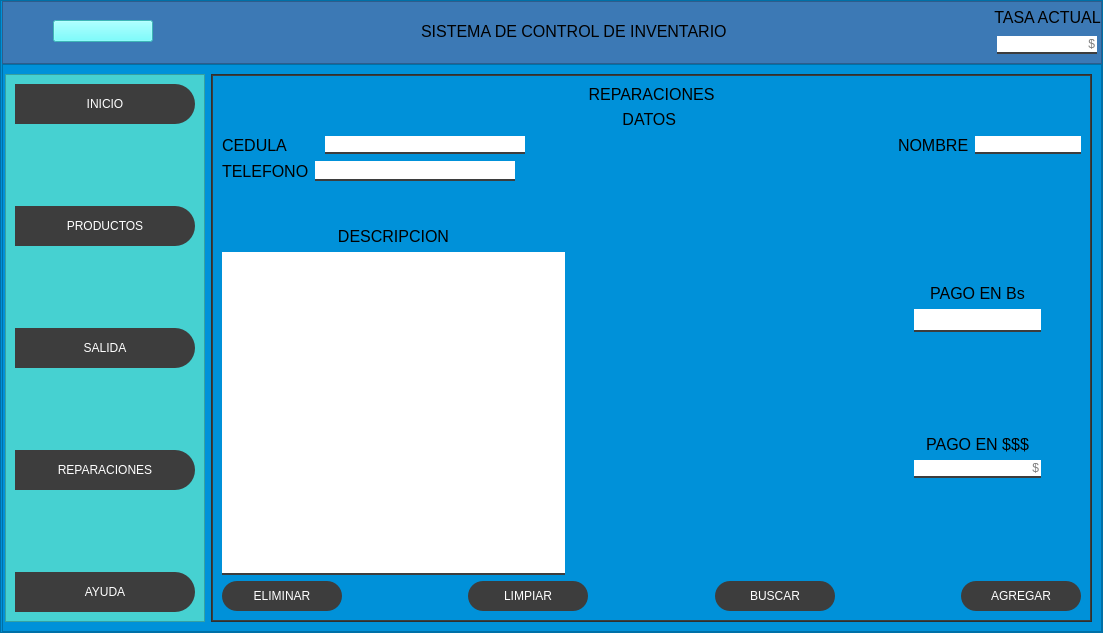
washipash/tesita, file inventario/qt/invUI.ui: the form before one commit.
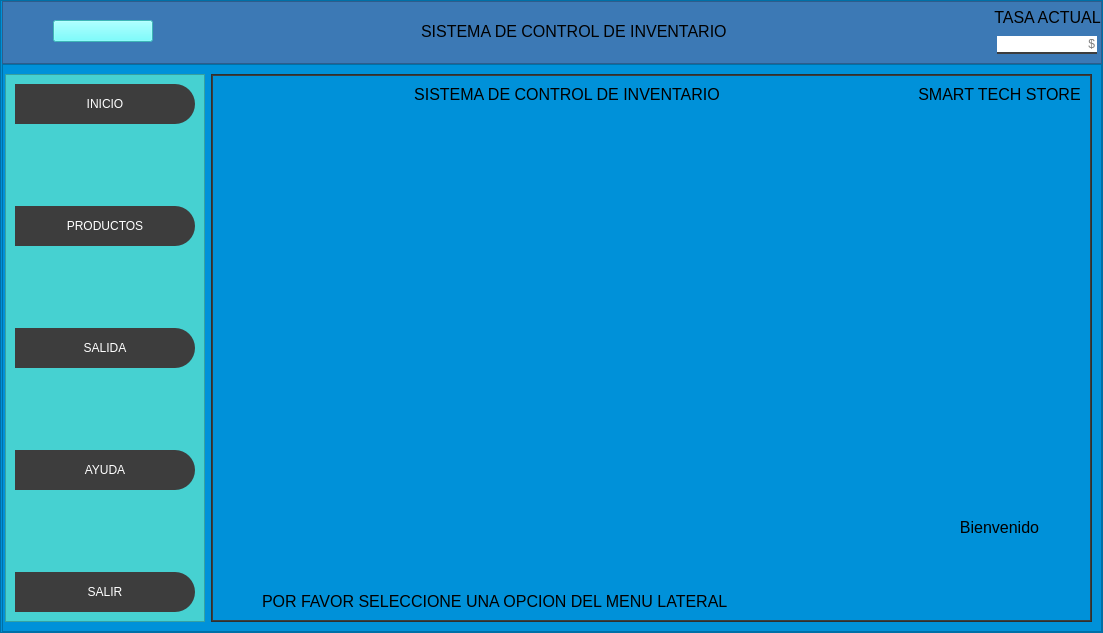
The form after the commit. The open tabs and pages were chosen to show the change. Icons and pictures are not drawn.

Diff of the .ui file:
```diff
--- a/inventario/qt/invUI.ui
+++ b/inventario/qt/invUI.ui
@@ -426,7 +426,7 @@
                 </spacer>
                </item>
                <item>
-                <widget class="QPushButton" name="reparacion_btn">
+                <widget class="QPushButton" name="ayuda_btn">
                  <property name="minimumSize">
                   <size>
                    <width>0</width>
@@ -434,7 +434,7 @@
                   </size>
                  </property>
                  <property name="text">
-                  <string>REPARACIONES</string>
+                  <string>AYUDA</string>
                  </property>
                  <property name="icon">
                   <iconset>
@@ -456,19 +456,24 @@
                 </spacer>
                </item>
                <item>
-                <widget class="QPushButton" name="ayuda_btn">
+                <widget class="QPushButton" name="reparacion_btn">
                  <property name="minimumSize">
                   <size>
                    <width>0</width>
                    <height>40</height>
                   </size>
                  </property>
+                 <property name="styleSheet">
+                  <string notr="true">QPushButton:hover{
+background-color: red; 
+border-top left-radius: 20px;
+ border-bottom-left-radius: 20px; 
+color: rgb(0, 0, 0);
+font: 77 10pt &quot;Arial Black&quot;;
+}</string>
+                 </property>
                  <property name="text">
-                  <string>AYUDA</string>
-                 </property>
-                 <property name="icon">
-                  <iconset>
-                   <normaloff>../recursos/img/soporte.png</normaloff>../recursos/img/soporte.png</iconset>
+                  <string>SALIR</string>
                  </property>
                 </widget>
                </item>
@@ -1788,481 +1793,6 @@
                  </item>
                 </layout>
                </widget>
-               <widget class="QWidget" name="page_reparaciones">
-                <layout class="QVBoxLayout" name="verticalLayout_20">
-                 <item>
-                  <widget class="QLabel" name="label_5">
-                   <property name="text">
-                    <string>REPARACIONES</string>
-                   </property>
-                   <property name="alignment">
-                    <set>Qt::AlignCenter</set>
-                   </property>
-                  </widget>
-                 </item>
-                 <item>
-                  <layout class="QVBoxLayout" name="verticalLayout_18">
-                   <item>
-                    <widget class="QLabel" name="label_25">
-                     <property name="text">
-                      <string>DATOS </string>
-                     </property>
-                     <property name="alignment">
-                      <set>Qt::AlignCenter</set>
-                     </property>
-                    </widget>
-                   </item>
-                   <item>
-                    <layout class="QVBoxLayout" name="verticalLayout_17">
-                     <item>
-                      <layout class="QHBoxLayout" name="horizontalLayout_17">
-                       <item>
-                        <layout class="QHBoxLayout" name="horizontalLayout_6">
-                         <item>
-                          <widget class="QLabel" name="label_14">
-                           <property name="minimumSize">
-                            <size>
-                             <width>97</width>
-                             <height>0</height>
-                            </size>
-                           </property>
-                           <property name="text">
-                            <string>CEDULA</string>
-                           </property>
-                          </widget>
-                         </item>
-                         <item>
-                          <widget class="QLineEdit" name="ci_rep_line">
-                           <property name="minimumSize">
-                            <size>
-                             <width>200</width>
-                             <height>0</height>
-                            </size>
-                           </property>
-                           <property name="maximumSize">
-                            <size>
-                             <width>200</width>
-                             <height>16777215</height>
-                            </size>
-                           </property>
-                          </widget>
-                         </item>
-                        </layout>
-                       </item>
-                       <item>
-                        <spacer name="horizontalSpacer_30">
-                         <property name="orientation">
-                          <enum>Qt::Horizontal</enum>
-                         </property>
-                         <property name="sizeHint" stdset="0">
-                          <size>
-                           <width>40</width>
-                           <height>20</height>
-                          </size>
-                         </property>
-                        </spacer>
-                       </item>
-                       <item>
-                        <spacer name="horizontalSpacer_6">
-                         <property name="orientation">
-                          <enum>Qt::Horizontal</enum>
-                         </property>
-                         <property name="sizeHint" stdset="0">
-                          <size>
-                           <width>40</width>
-                           <height>20</height>
-                          </size>
-                         </property>
-                        </spacer>
-                       </item>
-                       <item>
-                        <layout class="QHBoxLayout" name="horizontalLayout_10">
-                         <item>
-                          <widget class="QLabel" name="label_24">
-                           <property name="text">
-                            <string>NOMBRE</string>
-                           </property>
-                          </widget>
-                         </item>
-                         <item>
-                          <widget class="QLineEdit" name="name_rep_line"/>
-                         </item>
-                        </layout>
-                       </item>
-                      </layout>
-                     </item>
-                     <item>
-                      <layout class="QHBoxLayout" name="horizontalLayout_18">
-                       <item>
-                        <layout class="QHBoxLayout" name="horizontalLayout_11">
-                         <item>
-                          <widget class="QLabel" name="label_23">
-                           <property name="text">
-                            <string>TELEFONO</string>
-                           </property>
-                          </widget>
-                         </item>
-                         <item>
-                          <widget class="QLineEdit" name="tel_line">
-                           <property name="minimumSize">
-                            <size>
-                             <width>200</width>
-                             <height>0</height>
-                            </size>
-                           </property>
-                           <property name="maximumSize">
-                            <size>
-                             <width>200</width>
-                             <height>23</height>
-                            </size>
-                           </property>
-                           <property name="layoutDirection">
-                            <enum>Qt::RightToLeft</enum>
-                           </property>
-                          </widget>
-                         </item>
-                        </layout>
-                       </item>
-                       <item>
-                        <spacer name="horizontalSpacer_29">
-                         <property name="orientation">
-                          <enum>Qt::Horizontal</enum>
-                         </property>
-                         <property name="sizeHint" stdset="0">
-                          <size>
-                           <width>40</width>
-                           <height>20</height>
-                          </size>
-                         </property>
-                        </spacer>
-                       </item>
-                       <item>
-                        <spacer name="horizontalSpacer_28">
-                         <property name="orientation">
-                          <enum>Qt::Horizontal</enum>
-                         </property>
-                         <property name="sizeHint" stdset="0">
-                          <size>
-                           <width>40</width>
-                           <height>20</height>
-                          </size>
-                         </property>
-                        </spacer>
-                       </item>
-                       <item>
-                        <layout class="QHBoxLayout" name="horizontalLayout_12"/>
-                       </item>
-                      </layout>
-                     </item>
-                    </layout>
-                   </item>
-                  </layout>
-                 </item>
-                 <item>
-                  <layout class="QHBoxLayout" name="horizontalLayout_16">
-                   <item>
-                    <layout class="QVBoxLayout" name="verticalLayout_6">
-                     <item>
-                      <spacer name="verticalSpacer_11">
-                       <property name="orientation">
-                        <enum>Qt::Vertical</enum>
-                       </property>
-                       <property name="sizeType">
-                        <enum>QSizePolicy::Fixed</enum>
-                       </property>
-                       <property name="sizeHint" stdset="0">
-                        <size>
-                         <width>20</width>
-                         <height>40</height>
-                        </size>
-                       </property>
-                      </spacer>
-                     </item>
-                     <item>
-                      <widget class="QLabel" name="label_16">
-                       <property name="text">
-                        <string>DESCRIPCION</string>
-                       </property>
-                       <property name="alignment">
-                        <set>Qt::AlignCenter</set>
-                       </property>
-                      </widget>
-                     </item>
-                     <item>
-                      <widget class="QTextEdit" name="desc_rep_text"/>
-                     </item>
-                    </layout>
-                   </item>
-                   <item>
-                    <spacer name="horizontalSpacer_35">
-                     <property name="orientation">
-                      <enum>Qt::Horizontal</enum>
-                     </property>
-                     <property name="sizeType">
-                      <enum>QSizePolicy::Expanding</enum>
-                     </property>
-                     <property name="sizeHint" stdset="0">
-                      <size>
-                       <width>40</width>
-                       <height>20</height>
-                      </size>
-                     </property>
-                    </spacer>
-                   </item>
-                   <item>
-                    <layout class="QVBoxLayout" name="verticalLayout_19">
-                     <item>
-                      <spacer name="verticalSpacer_9">
-                       <property name="orientation">
-                        <enum>Qt::Vertical</enum>
-                       </property>
-                       <property name="sizeHint" stdset="0">
-                        <size>
-                         <width>20</width>
-                         <height>40</height>
-                        </size>
-                       </property>
-                      </spacer>
-                     </item>
-                     <item>
-                      <layout class="QVBoxLayout" name="verticalLayout_14">
-                       <item>
-                        <widget class="QLabel" name="label_21">
-                         <property name="text">
-                          <string>PAGO EN Bs</string>
-                         </property>
-                         <property name="alignment">
-                          <set>Qt::AlignCenter</set>
-                         </property>
-                        </widget>
-                       </item>
-                       <item>
-                        <layout class="QHBoxLayout" name="horizontalLayout_14">
-                         <item>
-                          <widget class="QLineEdit" name="pago_line">
-                           <property name="maximumSize">
-                            <size>
-                             <width>127</width>
-                             <height>16777215</height>
-                            </size>
-                           </property>
-                           <property name="font">
-                            <font>
-                             <family>Times New Roman</family>
-                             <pointsize>12</pointsize>
-                             <weight>9</weight>
-                             <italic>false</italic>
-                             <bold>false</bold>
-                            </font>
-                           </property>
-                           <property name="maxLength">
-                            <number>32767</number>
-                           </property>
-                           <property name="alignment">
-                            <set>Qt::AlignRight|Qt::AlignTrailing|Qt::AlignVCenter</set>
-                           </property>
-                          </widget>
-                         </item>
-                        </layout>
-                       </item>
-                      </layout>
-                     </item>
-                     <item>
-                      <spacer name="verticalSpacer_8">
-                       <property name="orientation">
-                        <enum>Qt::Vertical</enum>
-                       </property>
-                       <property name="sizeHint" stdset="0">
-                        <size>
-                         <width>20</width>
-                         <height>40</height>
-                        </size>
-                       </property>
-                      </spacer>
-                     </item>
-                     <item>
-                      <layout class="QVBoxLayout" name="verticalLayout_12">
-                       <item>
-                        <widget class="QLabel" name="label_22">
-                         <property name="text">
-                          <string>PAGO EN $$$</string>
-                         </property>
-                         <property name="alignment">
-                          <set>Qt::AlignCenter</set>
-                         </property>
-                        </widget>
-                       </item>
-                       <item>
-                        <layout class="QHBoxLayout" name="horizontalLayout_15">
-                         <item>
-                          <widget class="QLineEdit" name="dolar_rep_line">
-                           <property name="maximumSize">
-                            <size>
-                             <width>127</width>
-                             <height>16777215</height>
-                            </size>
-                           </property>
-                           <property name="maxLength">
-                            <number>32767</number>
-                           </property>
-                           <property name="alignment">
-                            <set>Qt::AlignRight|Qt::AlignTrailing|Qt::AlignVCenter</set>
-                           </property>
-                           <property name="placeholderText">
-                            <string>$</string>
-                           </property>
-                          </widget>
-                         </item>
-                        </layout>
-                       </item>
-                      </layout>
-                     </item>
-                     <item>
-                      <spacer name="verticalSpacer_7">
-                       <property name="orientation">
-                        <enum>Qt::Vertical</enum>
-                       </property>
-                       <property name="sizeHint" stdset="0">
-                        <size>
-                         <width>20</width>
-                         <height>40</height>
-                        </size>
-                       </property>
-                      </spacer>
-                     </item>
-                    </layout>
-                   </item>
-                   <item>
-                    <spacer name="horizontalSpacer_18">
-                     <property name="orientation">
-                      <enum>Qt::Horizontal</enum>
-                     </property>
-                     <property name="sizeType">
-                      <enum>QSizePolicy::Fixed</enum>
-                     </property>
-                     <property name="sizeHint" stdset="0">
-                      <size>
-                       <width>40</width>
-                       <height>20</height>
-                      </size>
-                     </property>
-                    </spacer>
-                   </item>
-                  </layout>
-                 </item>
-                 <item>
-                  <layout class="QHBoxLayout" name="horizontalLayout_4">
-                   <item>
-                    <widget class="QPushButton" name="pushButton_4">
-                     <property name="minimumSize">
-                      <size>
-                       <width>120</width>
-                       <height>30</height>
-                      </size>
-                     </property>
-                     <property name="styleSheet">
-                      <string notr="true">QPushButton:hover{
-background-color: rgb(255, 27, 6);
-color: rgb(0, 0, 0);
-font: 77 10pt &quot;Arial Black&quot;;
-}
-</string>
-                     </property>
-                     <property name="text">
-                      <string>ELIMINAR</string>
-                     </property>
-                    </widget>
-                   </item>
-                   <item>
-                    <spacer name="horizontalSpacer_7">
-                     <property name="orientation">
-                      <enum>Qt::Horizontal</enum>
-                     </property>
-                     <property name="sizeHint" stdset="0">
-                      <size>
-                       <width>40</width>
-                       <height>20</height>
-                      </size>
-                     </property>
-                    </spacer>
-                   </item>
-                   <item>
-                    <widget class="QPushButton" name="pushButton">
-                     <property name="minimumSize">
-                      <size>
-                       <width>120</width>
-                       <height>30</height>
-                      </size>
-                     </property>
-                     <property name="styleSheet">
-                      <string notr="true">QPushButton:hover{
-background-color: rgb(255, 85, 0);
-color: rgb(0, 0, 0);
-font: 77 10pt &quot;Arial Black&quot;;
-}
-</string>
-                     </property>
-                     <property name="text">
-                      <string>LIMPIAR</string>
-                     </property>
-                    </widget>
-                   </item>
-                   <item>
-                    <spacer name="horizontalSpacer_20">
-                     <property name="orientation">
-                      <enum>Qt::Horizontal</enum>
-                     </property>
-                     <property name="sizeHint" stdset="0">
-                      <size>
-                       <width>40</width>
-                       <height>20</height>
-                      </size>
-                     </property>
-                    </spacer>
-                   </item>
-                   <item>
-                    <widget class="QPushButton" name="pushButton_2">
-                     <property name="minimumSize">
-                      <size>
-                       <width>120</width>
-                       <height>30</height>
-                      </size>
-                     </property>
-                     <property name="text">
-                      <string>BUSCAR</string>
-                     </property>
-                    </widget>
-                   </item>
-                   <item>
-                    <spacer name="horizontalSpacer_12">
-                     <property name="orientation">
-                      <enum>Qt::Horizontal</enum>
-                     </property>
-                     <property name="sizeHint" stdset="0">
-                      <size>
-                       <width>40</width>
-                       <height>20</height>
-                      </size>
-                     </property>
-                    </spacer>
-                   </item>
-                   <item>
-                    <widget class="QPushButton" name="pushButton_5">
-                     <property name="minimumSize">
-                      <size>
-                       <width>120</width>
-                       <height>30</height>
-                      </size>
-                     </property>
-                     <property name="text">
-                      <string>AGREGAR</string>
-                     </property>
-                    </widget>
-                   </item>
-                  </layout>
-                 </item>
-                </layout>
-               </widget>
                <widget class="QWidget" name="page_ayuda">
                 <layout class="QHBoxLayout" name="horizontalLayout_26">
                  <item>
```
Left out of the diff: 6 changed lines with no effect on the pictures.
